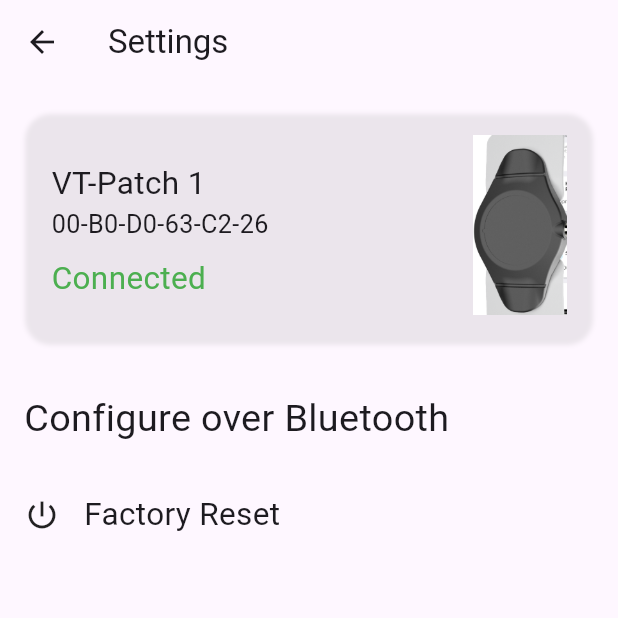
After one commit to WDNUAI/vitaltracer-app, a Flutter app: the Settings screen opened directly, after a tap on "Manage your patch", on a phone screen of 412 x 824 dp, the top half of it. The commit adds this screen. Run offline on Flutter 3.47's test engine with Material 3 defaults, Android fonts, the phone set to English and light mode, and no system bars; our stand-ins replace cloud_firestore, csv, firebase_auth, firebase_core, fl_chart, flutter_blue_plus and 6 more; accounts and stored records are empty; project files that could hold a hidden picture were left out.

Commit message:
Added 'configure your patch' page to settings

```diff
--- /dev/null
+++ b/lib/screens/configure_patch.dart
@@ -0,0 +1,144 @@
+import 'dart:developer';
+
+import 'package:flutter/material.dart';
+import 'package:flutter_screenutil/flutter_screenutil.dart';
+import 'package:settings_ui/settings_ui.dart';
+import 'package:provider/provider.dart';
+import 'package:vitaltracer_app/models/theme_notifier.dart';
+import 'detailed_view_screen.dart';
+import 'ble-connections-screen.dart';
+import 'components/health_data_tile.dart';
+import 'settings.dart';
+import 'hamburger.dart';
+
+class ConfigurePatch extends StatelessWidget {
+  const ConfigurePatch({super.key});
+
+
+  @override
+  Widget build(BuildContext context) {
+  return Scaffold(
+      appBar: AppBar(
+      //give title to list of below apps
+      title: const Text('Settings'),
+    ),
+    // Hamburger menu in the leading position
+
+    // Main content of the home screen
+    body: const ConfigurePatchContent(),
+  );
+  }
+}
+
+class ConfigurePatchContent extends StatefulWidget {
+  const ConfigurePatchContent({super.key});
+
+  @override
+  _ConfigurePatchContentState createState() => _ConfigurePatchContentState();
+
+}
+
+class _ConfigurePatchContentState extends State<ConfigurePatchContent> {
+  @override
+  void initState() {
+    super.initState();
+  }
+
+  @override
+  void dispose() {
+    super.dispose();
+  }
+
+  @override
+  Widget build(BuildContext context) {
+    return Stack(
+        children: [
+          ScrollConfiguration(
+              behavior: ScrollConfiguration.of(context).copyWith(
+                  scrollbars: false),
+              child: SingleChildScrollView(
+                  child: Column(
+                      crossAxisAlignment: CrossAxisAlignment.start,
+                      children: [
+                        // Top tile with device information
+                        buildTopTile(context),
+                        Container(
+                          padding: EdgeInsets.all(16.0),
+                          child: Text("Configure over Bluetooth",textScaler: TextScaler.linear(1.8))
+                        ),
+                        GestureDetector(
+                            onTap: () {log("working");},
+                            // enables the entire row to be tapable rather than just the text itself.
+                            behavior: HitTestBehavior.translucent,
+                            child:
+                        Row(
+                          children: [
+
+                            Container(
+                                padding: EdgeInsets.only(left: 16.0),
+                            child: Icon(Icons.power_settings_new)
+                            ),
+                            Container(
+
+                                padding: EdgeInsets.all(16.0),
+                                child: Text("Factory Reset",textScaler: TextScaler.linear(1.5))
+
+                            )
+                          ],
+                        )
+    )
+
+                      ])
+              )
+          )
+        ]);
+  }
+
+  Widget buildTopTile(BuildContext context) {
+    return Container(
+      margin: EdgeInsets.all(16.0.w),
+      decoration: BoxDecoration(
+        color: Color(0x0F1622),
+        borderRadius: BorderRadius.circular(15.r),
+        boxShadow: [
+          BoxShadow(
+            color: Colors.grey.withOpacity(0.2),
+            spreadRadius: 1,
+            blurRadius: 2,
+            offset: Offset(0, 3),
+          ),
+        ],
+      ),
+      child: Padding(
+        padding: EdgeInsets.all(16.0),
+        child: Row(
+          mainAxisAlignment: MainAxisAlignment.spaceBetween,
+          children: [
+            Column(
+              crossAxisAlignment: CrossAxisAlignment.start,
+              children: [
+                SizedBox(height: 8),
+                Text('VT-Patch 1',
+                  textScaler: TextScaler.linear(1.5)),
+                Text('00-B0-D0-63-C2-26',
+                    textScaler: TextScaler.linear(1.2)),
+                SizedBox(height: 8.h),
+                Text(
+                  'Connected',
+                  style: TextStyle(color: Colors.green),
+                  textScaler: TextScaler.linear(1.5),
+                ),
+              ],
+            ),
+            // Device image
+            Image.asset(
+              'lib/images/vt1.png',
+              height: 100.h,
+              fit: BoxFit.contain,
+            ),
+          ],
+        ),
+      ),
+    );
+  }
+}
--- a/lib/screens/settings.dart
+++ b/lib/screens/settings.dart
@@ -4,12 +4,20 @@
 import 'package:vitaltracer_app/models/theme_notifier.dart';
 import 'detailed_view_screen.dart';
 import 'ble-connections-screen.dart';
+import 'configure_patch.dart';
 
 class Settings extends StatelessWidget {
   const Settings({super.key});
 
   @override
   Widget build(BuildContext context) {
+
+    SettingsThemeData settingsTheme = SettingsThemeData(
+        settingsListBackground : const Color(0xFFFFFF),
+        dividerColor: const Color(0x000E5B),
+
+    );
+
     // Get the themeNotifier from Provider
     final themeNotifier = Provider.of<ThemeNotifier>(context);
 
@@ -73,6 +81,19 @@
                   // Handle navigation to Input Data Page
                 },
               ),
+              SettingsTile.navigation(
+                //Can Modify icons for btn below
+                leading: const Icon(Icons.watch_sharp),
+                title: const Text('Manage your patch'),
+                onPressed: (BuildContext context) {
+                  Navigator.push(
+                    context,
+                    MaterialPageRoute(
+                        builder: (context) =>
+                        const ConfigurePatch()),
+                  );
+                },
+              ),
               //Dark Mode Toggle
               SettingsTile.switchTile(
                 onToggle: (bool value) {
```
